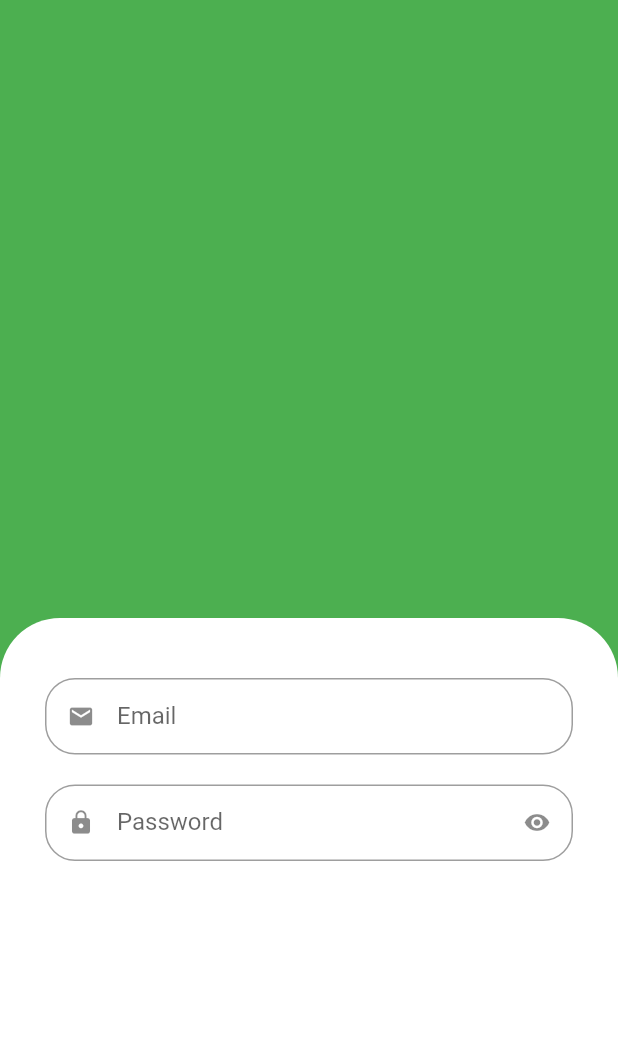
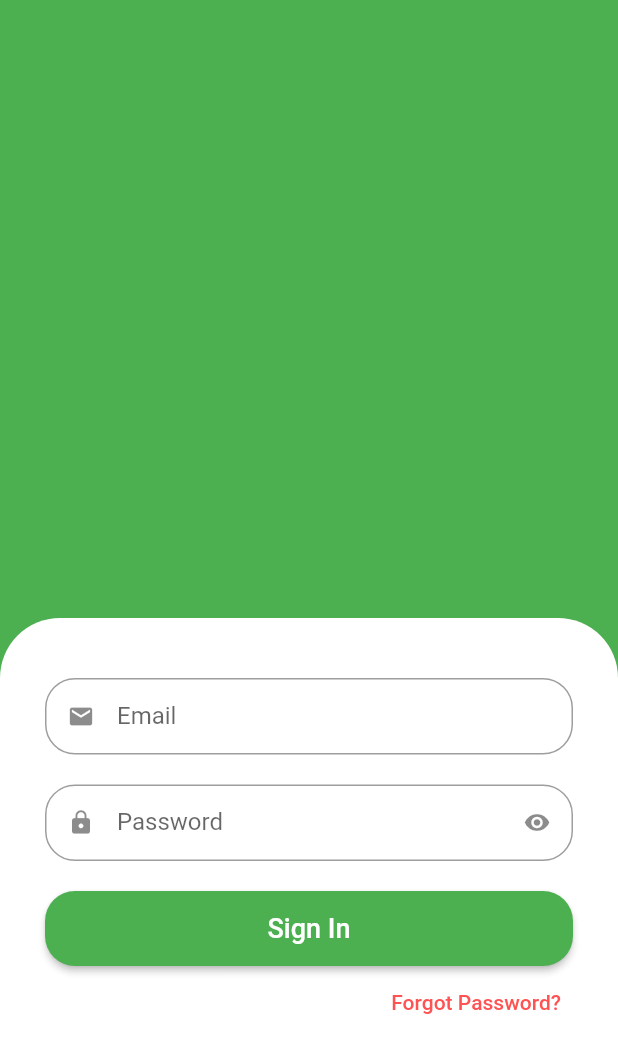
Before and after one commit to jefferson-norberto2/green_gracer_app, a Flutter app: the screen it shows after launch, on a phone screen of 412 x 824 dp. Shown: the top 1053 px of the screen. Run offline on Flutter 3.47's test engine with Material 2 defaults, Android fonts, the phone set to English and light mode, and no system bars.

Commit message:
Feat - Button sign and forgot password

```diff
--- a/lib/src/auth/sign_in_screen.dart
+++ b/lib/src/auth/sign_in_screen.dart
@@ -25,12 +25,38 @@
                 color: Colors.white,
               ),
               child: Column(
+                crossAxisAlignment: CrossAxisAlignment.stretch,
                 children: [
                   // Email
-                  CustomTextField(icon: Icons.email, label: 'Email'),
+                  const CustomTextField(icon: Icons.email, label: 'Email'),
                   // Password
-                  CustomTextField(
+                  const CustomTextField(
                       icon: Icons.lock, label: 'Password', isSecrect: true),
+                  // Sign In Button
+                  SizedBox(
+                    height: 50,
+                    child: ElevatedButton(
+                      style: ElevatedButton.styleFrom(
+                        shape: RoundedRectangleBorder(
+                          borderRadius: BorderRadius.circular(20),
+                        ),
+                      ),
+                      onPressed: () {},
+                      child: const Text(
+                        'Sign In',
+                        style: TextStyle(fontSize: 18),
+                      ),
+                    ),
+                  ),
+                  Align(
+                    alignment: Alignment.centerRight,
+                    child: TextButton(
+                        onPressed: () {},
+                        child: const Text(
+                          'Forgot Password?',
+                          style: TextStyle(color: Colors.redAccent),
+                        )),
+                  ),
                 ],
               ),
             ),
```
